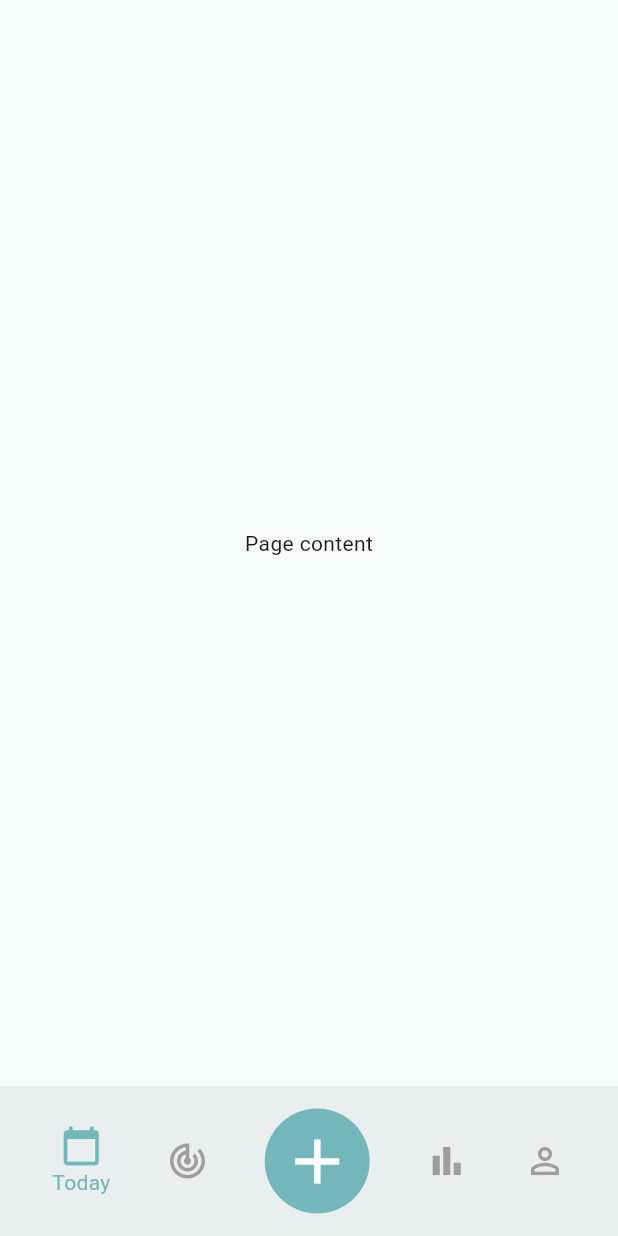
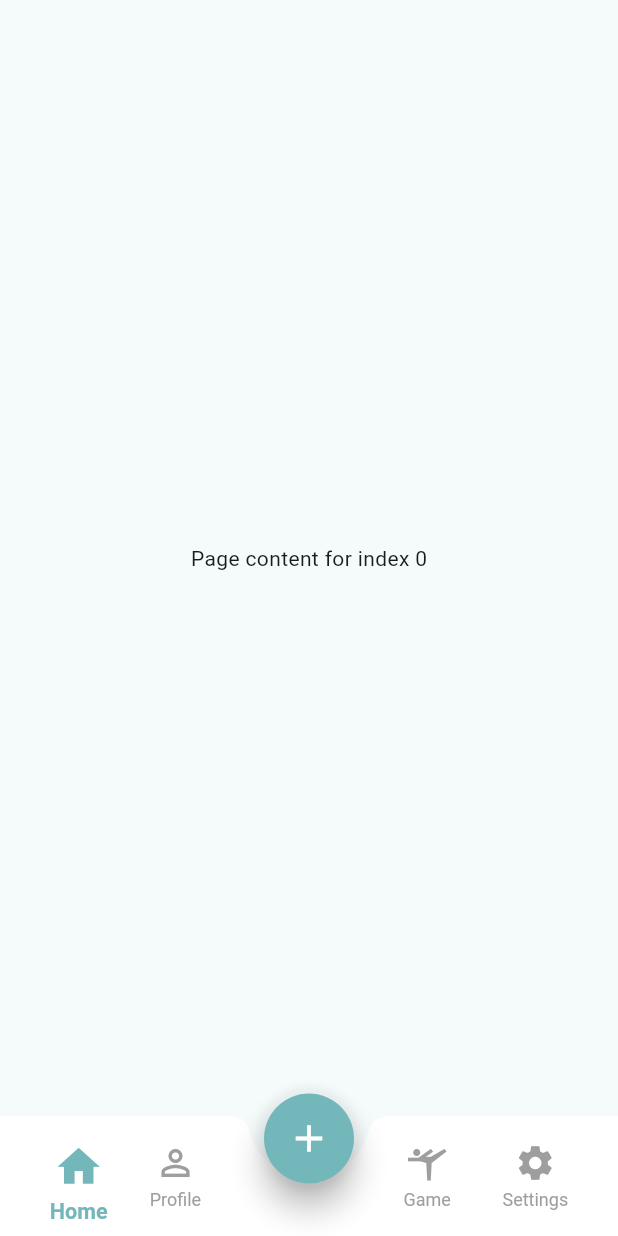
Before and after one commit to wilsone24/My-Best-Self, a Flutter app: the MyHomePage screen opened directly, on a phone screen of 412 x 824 dp. Run offline on Flutter 3.47's test engine with Material 3 defaults, Android fonts, the phone set to English and light mode, and no system bars; our stand-ins replace get.

Commit message:
Refactor bottom navigation bar and add floating action button

```diff
--- a/lib/ui/navbar/navbar.dart
+++ b/lib/ui/navbar/navbar.dart
@@ -5,7 +5,8 @@ class CustomBottomNavBar extends StatelessWidget {
   final int selectedIndex;
   final Function(int) onItemTapped;
 
-  const CustomBottomNavBar({super.key,
+  const CustomBottomNavBar({
+    super.key,
     required this.selectedIndex,
     required this.onItemTapped,
   });
@@ -13,56 +14,80 @@ class CustomBottomNavBar extends StatelessWidget {
   @override
   Widget build(BuildContext context) {
     return BottomAppBar(
-      height: 100,
+      shape: const CircularNotchedRectangle(),
+      notchMargin: 8,
+      color: Colors.white,
+      elevation: 8,
+      child: SizedBox(
+        height: 70,
         child: Row(
           mainAxisAlignment: MainAxisAlignment.spaceAround,
           children: [
-          _buildNavItem(0, 'Today', Icons.calendar_today),
-          _buildNavItem(1, '', Icons.track_changes),
-          _buildCenterButton(),
-          _buildNavItem(3, '', Icons.bar_chart),
-          _buildNavItem(4, '', Icons.person_outline),
+            _buildNavItem(0, 'Home', Icons.home),
+            _buildNavItem(1, 'Profile', Icons.person_outline),
+            const SizedBox(width: 66), // Espacio para el botón central
+            _buildNavItem(2, 'Game', Icons.sports_gymnastics_outlined),
+            _buildNavItem(3, 'Settings', Icons.settings),
           ],
+        ),
       ),
     );
   }
 
   Widget _buildNavItem(int index, String label, IconData icon) {
-    final isSelected = selectedIndex == index;
-    return InkWell(
+    final bool isSelected = selectedIndex == index;
+    final Color color = isSelected ? primarycolor : Colors.grey;
+    return GestureDetector(
       onTap: () => onItemTapped(index),
+      child: AnimatedContainer(
+        duration: const Duration(milliseconds: 300),
+        transform: Matrix4.diagonal3Values(isSelected ? 1.2 : 1.0, isSelected ? 1.2 : 1.0, 1.0),
         child: Column(
           mainAxisSize: MainAxisSize.min,
           children: [
-          Icon(icon, color: isSelected ? primarycolor : Colors.grey, size: 28),
-          if (label.isNotEmpty)
-            Text(
-              label,
+            Icon(icon, color: color, size: 28),
+            const SizedBox(height: 4),
+            AnimatedDefaultTextStyle(
+              duration: const Duration(milliseconds: 300),
               style: TextStyle(
-                color: isSelected ? primarycolor : Colors.grey,
-                fontSize: 14,
+                color: color,
+                fontSize: 12,
+                fontWeight: isSelected ? FontWeight.bold : FontWeight.normal,
               ),
+              child: Text(label),
             ),
           ],
         ),
+      ),
     );
   }
+}
 
-  Widget _buildCenterButton() {
-    return InkWell(
-      onTap: () => onItemTapped(2),
+class CustomFloatingActionButton extends StatelessWidget {
+  final VoidCallback onPressed;
+
+  const CustomFloatingActionButton({super.key, required this.onPressed});
+
+  @override
+  Widget build(BuildContext context) {
+    return Container(
+      height: 66,
+      width: 66,
+      margin: const EdgeInsets.only(top: 30), // Alineación con la barra de navegación
+      child: FloatingActionButton(
+        onPressed: onPressed,
+        elevation: 8,
+        backgroundColor: Colors.transparent, // Fondo transparente
+        shape: const CircleBorder(),
         child: Container(
-        width: 70,
-        height: 70,
+          width: 60,
+          height: 60,
           decoration: const BoxDecoration(
             shape: BoxShape.circle,
-          gradient: LinearGradient(
-            colors: [primarycolor, primarycolor],
-            begin: Alignment.topLeft,
-            end: Alignment.bottomRight,
+            color: primarycolor, // Fondo del botón
           ),
+          child: const Icon(Icons.add, color: Colors.white, size: 30), // Ícono
         ),
-        child: const Icon(Icons.add, color: Colors.white, size: 50),
       ),
     );
   }
@@ -72,6 +97,7 @@ class MyHomePage extends StatefulWidget {
   const MyHomePage({super.key});
 
   @override
+  // ignore: library_private_types_in_public_api
   _MyHomePageState createState() => _MyHomePageState();
 }
 
@@ -87,11 +113,17 @@ class _MyHomePageState extends State<MyHomePage> {
   @override
   Widget build(BuildContext context) {
     return Scaffold(
-      body: const Center(child: Text('Page content')),
+      body: Center(
+        child: Text('Page content for index $_selectedIndex'),
+      ),
       bottomNavigationBar: CustomBottomNavBar(
         selectedIndex: _selectedIndex,
         onItemTapped: _onItemTapped,
       ),
+      floatingActionButton: CustomFloatingActionButton(
+        onPressed: () => _onItemTapped(4),
+      ),
+      floatingActionButtonLocation: FloatingActionButtonLocation.centerDocked,
     );
   }
 }
--- /dev/null
+++ b/lib/ui/widgets/custom_bottom_navbar.dart
@@ -0,0 +1,47 @@
+import 'package:flutter/material.dart';
+import 'package:my_best_self/ui/utils/colors.dart';
+
+class CustomBottomNavBar extends StatelessWidget {
+  final int selectedIndex;
+  final Function(int) onItemTapped;
+
+  const CustomBottomNavBar({super.key,
+    required this.selectedIndex,
+    required this.onItemTapped,
+  });
+
+  @override
+  Widget build(BuildContext context) {
+    return BottomAppBar(
+      height: 100,
+      child: Row(
+        mainAxisAlignment: MainAxisAlignment.spaceAround,
+        children: [
+          _buildNavItem(0, 'Home', Icons.home),
+          _buildNavItem(1, 'Game', Icons.sports_esports),
+          _buildNavItem(2, 'Profile', Icons.person),
+        ],
+      ),
+    );
+  }
+
+  Widget _buildNavItem(int index, String label, IconData icon) {
+    final isSelected = selectedIndex == index;
+    return InkWell(
+      onTap: () => onItemTapped(index),
+      child: Column(
+        mainAxisSize: MainAxisSize.min,
+        children: [
+          Icon(icon, color: isSelected ? primarycolor : Colors.grey, size: 28),
+          Text(
+            label,
+            style: TextStyle(
+              color: isSelected ? primarycolor : Colors.grey,
+              fontSize: 14,
+            ),
+          ),
+        ],
+      ),
+    );
+  }
+}
```
Also changed, not shown: lib/ui/screens/main_page.dart (+34 -10 lines). Lines whose indentation alone changed are shown as unchanged.
